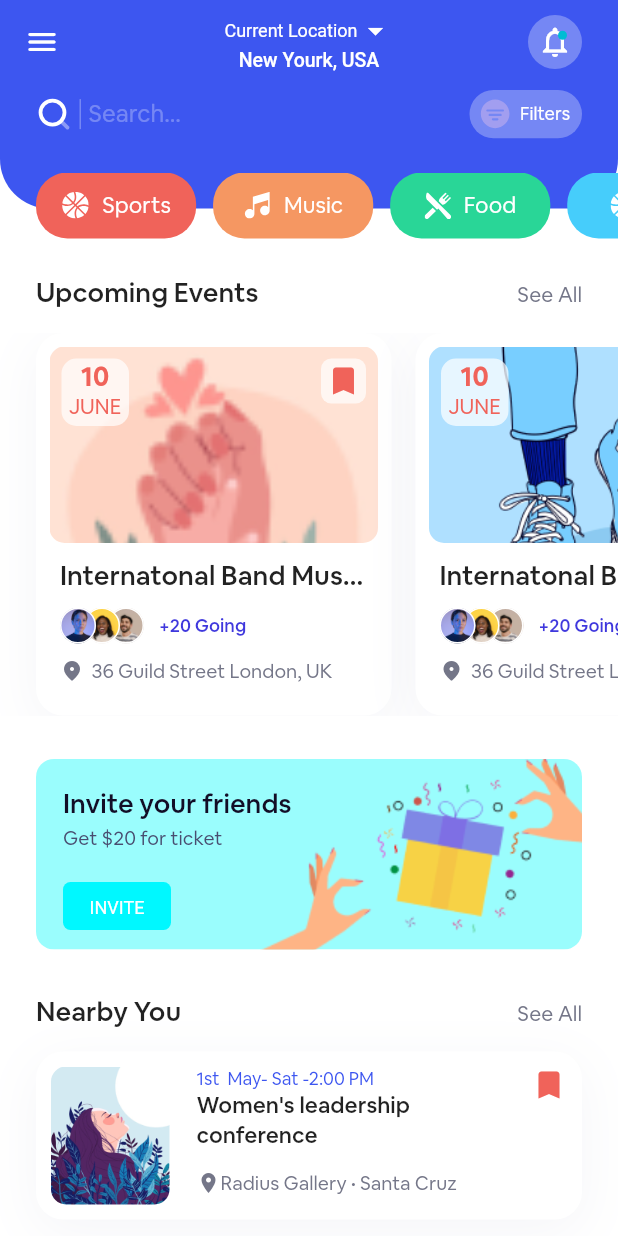
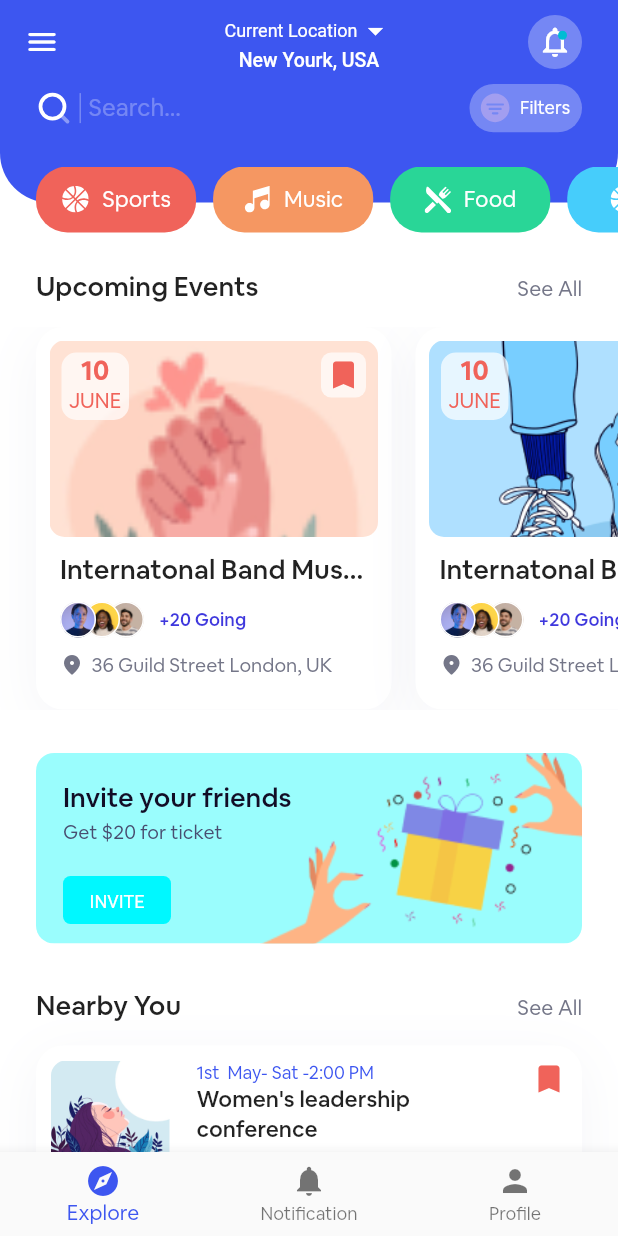
Before and after one commit to callmhejerry/Eventhub, a Flutter app: the screen it shows after launch, on a phone screen of 412 x 824 dp. Run offline on Flutter 3.47's test engine with Material 2 defaults, Android fonts, the phone set to English and light mode, and no system bars; our stand-ins replace flutter_rating_bar, flutter_svg, gap, readmore.

```diff
--- a/lib/main.dart
+++ b/lib/main.dart
@@ -1,4 +1,4 @@
-import 'package:event_hub/src/feature/Explore/explore_screen.dart';
+import 'package:event_hub/src/feature/Home/home_screen.dart';
 import 'package:flutter/material.dart';
 
 import 'core/theme/app_theme.dart';
@@ -17,7 +17,7 @@ class EventHub extends StatelessWidget {
       debugShowCheckedModeBanner: false,
       title: 'Flutter Demo',
       theme: LightTheme.themeData,
-      home: const ExploreScreen(),
+      home: const HomeScreen(),
     );
   }
 }
--- a/lib/src/feature/Explore/event_card.dart
+++ b/lib/src/feature/Explore/event_card.dart
@@ -63,8 +63,8 @@ class EventCard extends StatelessWidget {
                           borderRadius: BorderRadius.circular(10),
                           color: Colors.white.withOpacity(70 / 100),
                         ),
-                        child: Column(
-                          children: const [
+                        child: const Column(
+                          children: [
                             Text(
                               "10",
                               style: TextStyle(
@@ -119,9 +119,9 @@ class EventCard extends StatelessWidget {
                 const Gap(10),
                 Row(
                   children: [
-                    Stack(
+                    const Stack(
                       clipBehavior: Clip.none,
-                      children: const [
+                      children: [
                         Positioned(
                           left: 16 * 2,
                           child: CustomAvatar(
--- a/lib/src/feature/Explore/explore_screen.dart
+++ b/lib/src/feature/Explore/explore_screen.dart
@@ -15,8 +15,71 @@ class ExploreScreen extends StatelessWidget {
   @override
   Widget build(BuildContext context) {
     return Scaffold(
-      appBar: const HomeAppBar(),
+      appBar: AppBar(
+        centerTitle: true,
+        actions: [
+          Container(
+            height: 36,
+            width: 36,
+            decoration: BoxDecoration(
+              color: Colors.white.withOpacity(29 / 100),
+              shape: BoxShape.circle,
+            ),
+            alignment: Alignment.center,
+            child: const Stack(
+              children: [
+                Icon(
+                  Icons.notifications_none_outlined,
+                  color: Colors.white,
+                ),
+                Positioned(
+                  right: 4,
+                  top: 4.5,
+                  child: Badge(
+                    backgroundColor: Colors.cyan,
+                  ),
+                )
+              ],
+            ),
+          ),
+          const Gap(24),
+        ],
+        leading: IconButton(
+          icon: const Icon(
+            Icons.menu_rounded,
+            color: Colors.white,
+          ),
+          onPressed: () {},
+        ),
+        backgroundColor: AppColorStyle.primaryBlue,
+        title: Column(
+          mainAxisSize: MainAxisSize.min,
+          children: [
+            Row(
+              mainAxisSize: MainAxisSize.min,
+              children: [
+                Text(
+                  "Current Location",
+                  style: AppTextStyle.subTitle2.copyWith(color: Colors.white),
+                ),
+                const Icon(
+                  Icons.arrow_drop_down,
+                  color: Colors.white,
+                ),
+              ],
+            ),
+            Text(
+              "New Yourk, USA",
+              style: AppTextStyle.subTitle1.copyWith(
+                fontWeight: FontWeight.w500,
+                color: Colors.white,
+              ),
+            )
+          ],
+        ),
+      ),
       body: SingleChildScrollView(
+        physics: const ClampingScrollPhysics(),
         child: Column(
           children: [
             const HomeHeader(),
@@ -237,79 +300,3 @@ class CategoryChip extends StatelessWidget {
     );
   }
 }
-
-class HomeAppBar extends StatelessWidget with PreferredSizeWidget {
-  const HomeAppBar({
-    super.key,
-  });
-
-  @override
-  Widget build(BuildContext context) {
-    return AppBar(
-      centerTitle: true,
-      actions: [
-        Container(
-          height: 36,
-          width: 36,
-          decoration: BoxDecoration(
-            color: Colors.white.withOpacity(29 / 100),
-            shape: BoxShape.circle,
-          ),
-          alignment: Alignment.center,
-          child: Stack(
-            children: const [
-              Icon(
-                Icons.notifications_none_outlined,
-                color: Colors.white,
-              ),
-              Positioned(
-                right: 4,
-                top: 4.5,
-                child: Badge(
-                  backgroundColor: Colors.cyan,
-                ),
-              )
-            ],
-          ),
-        ),
-        const Gap(24),
-      ],
-      leading: IconButton(
-        icon: const Icon(
-          Icons.menu_rounded,
-          color: Colors.white,
-        ),
-        onPressed: () {},
-      ),
-      backgroundColor: AppColorStyle.primaryBlue,
-      title: Column(
-        mainAxisSize: MainAxisSize.min,
-        children: [
-          Row(
-            mainAxisSize: MainAxisSize.min,
-            children: [
-              Text(
-                "Current Location",
-                style: AppTextStyle.subTitle2.copyWith(color: Colors.white),
-              ),
-              const Icon(
-                Icons.arrow_drop_down,
-                color: Colors.white,
-              ),
-            ],
-          ),
-          Text(
-            "New Yourk, USA",
-            style: AppTextStyle.subTitle1.copyWith(
-              fontWeight: FontWeight.w500,
-              color: Colors.white,
-            ),
-          )
-        ],
-      ),
-    );
-  }
-
-  @override
-  Size get preferredSize => const Size(double.infinity, 60);
-}
--- a/lib/src/feature/home/home_screen.dart
+++ b/lib/src/feature/home/home_screen.dart
@@ -1,11 +1,51 @@
-import 'package:flutter/src/widgets/framework.dart';
-import 'package:flutter/src/widgets/placeholder.dart';
+import 'package:event_hub/core/styles/color_styles.dart';
+import 'package:event_hub/src/feature/Explore/explore_screen.dart';
+import 'package:event_hub/src/feature/Notification/notification_screen.dart';
+import 'package:event_hub/src/feature/profile/organizer_profile.dart';
+import 'package:flutter/material.dart';
 
-class HomeScreen extends StatelessWidget {
+class HomeScreen extends StatefulWidget {
   const HomeScreen({super.key});
 
   @override
+  State<HomeScreen> createState() => _HomeScreenState();
+}
+
+class _HomeScreenState extends State<HomeScreen> {
+  final _screens = [
+    const ExploreScreen(),
+    const NotificationScreen(),
+    const OrganizerProfile(),
+  ];
+
+  int currentIndex = 0;
+  @override
   Widget build(BuildContext context) {
-    return const Placeholder();
+    return Scaffold(
+      body: _screens[currentIndex],
+      bottomNavigationBar: BottomNavigationBar(
+        selectedItemColor: AppColorStyle.primaryBlue,
+        currentIndex: currentIndex,
+        onTap: (value) {
+          setState(() {
+            currentIndex = value;
+          });
+        },
+        items: const [
+          BottomNavigationBarItem(
+            icon: Icon(Icons.explore),
+            label: "Explore",
+          ),
+          BottomNavigationBarItem(
+            icon: Icon(Icons.notifications),
+            label: "Notification",
+          ),
+          BottomNavigationBarItem(
+            icon: Icon(Icons.person),
+            label: "Profile",
+          ),
+        ],
+      ),
+    );
   }
 }
--- a/lib/src/feature/notification/notification_screen.dart
+++ b/lib/src/feature/notification/notification_screen.dart
@@ -120,12 +120,14 @@ class NotificationListTile extends StatelessWidget {
               14,
             ),
             Expanded(
-              flex: 193,
-              child: SizedBox(
               child: Column(
                 crossAxisAlignment: CrossAxisAlignment.start,
                 children: [
-                    RichText(
+                  Row(
+                    crossAxisAlignment: CrossAxisAlignment.start,
+                    children: [
+                      Expanded(
+                        child: RichText(
                           maxLines: 2,
                           text: TextSpan(
                             children: [
@@ -145,24 +147,21 @@ class NotificationListTile extends StatelessWidget {
                             ],
                           ),
                         ),
-                    if (option) ...[
-                      const Gap(8),
-                      const NotificationTileOption()
-                    ]
-                  ],
-                ),
-              ),
                       ),
                       const Gap(
                         14,
                       ),
-            Flexible(
-              flex: 50,
-              child: Text(
+                      Text(
                         timeStamp,
+                        // maxLines: 2,
                         style: AppTextStyle.subTitle2,
+                      )
+                    ],
                   ),
-            )
+                  if (option) ...[const Gap(8), const NotificationTileOption()]
+                ],
+              ),
+            ),
           ],
         ),
       ],
--- a/lib/src/feature/profile/profile_screen.dart
+++ b/lib/src/feature/profile/profile_screen.dart
@@ -99,8 +99,8 @@ class ProfileScreen extends StatelessWidget {
                       color: AppColorStyle.primaryBlue.withOpacity(.10),
                       borderRadius: BorderRadius.circular(14),
                     ),
-                    child: Row(
-                      children: const [
+                    child: const Row(
+                      children: [
                         Icon(
                           Icons.edit,
                           size: 10,
```
Also changed, not shown: pubspec.lock, 3 other files. Lines whose indentation alone changed are shown as unchanged.
